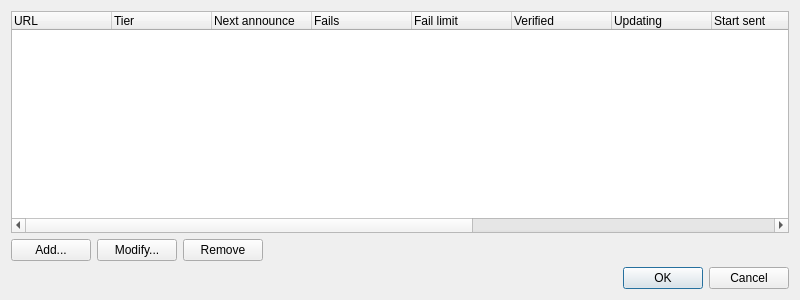
Before: the Qt Designer form src/plugins/bittorrent/trackerschanger.ui in 0xd34df00d/leechcraft, drawn with Qt 5.
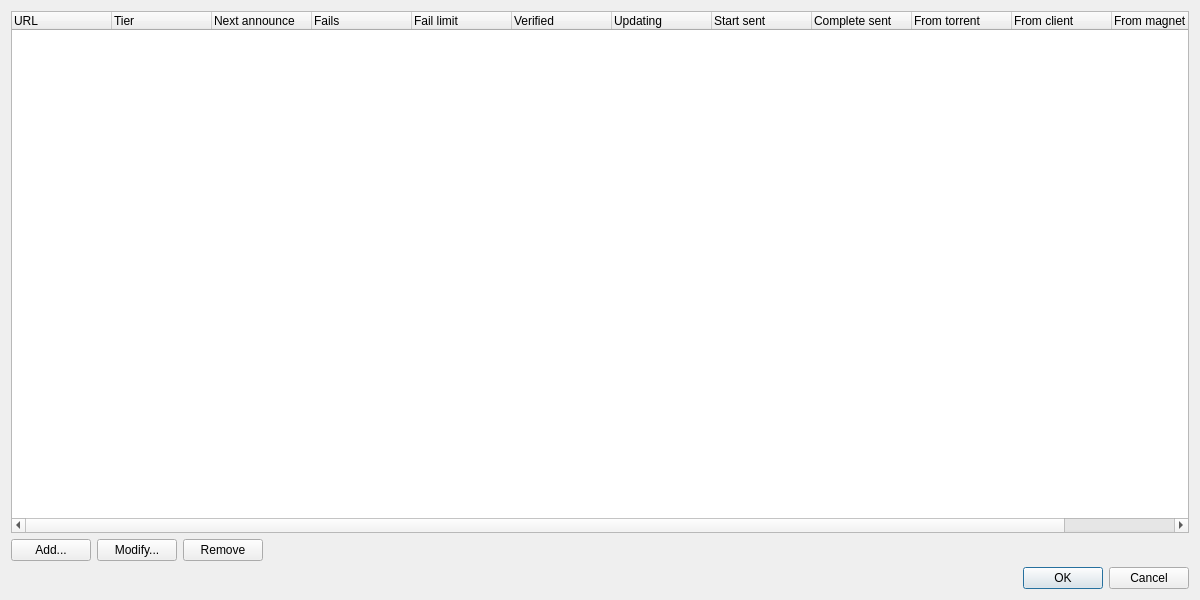
After: the same form once the commit is applied. Icons and pictures are not drawn.

Commit message:
[BT] Make TrackersChanger slightly bigger
Modern screens sure can accommodate 1200×600 dialogs.

Patch:
```diff
--- a/src/plugins/bittorrent/trackerschanger.ui
+++ b/src/plugins/bittorrent/trackerschanger.ui
@@ -6,8 +6,8 @@
    <rect>
     <x>0</x>
     <y>0</y>
-    <width>800</width>
-    <height>300</height>
+    <width>1200</width>
+    <height>600</height>
    </rect>
   </property>
   <property name="sizePolicy">
```
Left out of the diff: 8 changed lines with no effect on the pictures.
